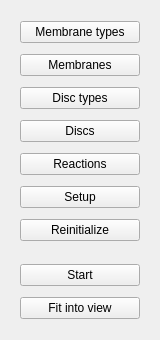
Before: the Qt Designer form src/lib/gui/widgets/SimulationControlWidget.ui in yannik131/Cell, drawn with Qt 5.
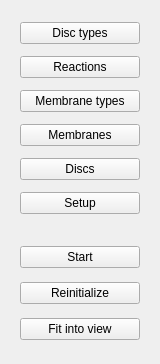
After: the same form once the commit is applied.

```diff
--- a/src/lib/gui/widgets/SimulationControlWidget.ui
+++ b/src/lib/gui/widgets/SimulationControlWidget.ui
@@ -7,7 +7,7 @@
     <x>0</x>
     <y>0</y>
     <width>160</width>
-    <height>340</height>
+    <height>364</height>
    </rect>
   </property>
   <property name="minimumSize">
@@ -28,13 +28,51 @@
      <property name="minimumSize">
       <size>
        <width>140</width>
-       <height>240</height>
+       <height>220</height>
       </size>
      </property>
      <layout class="QVBoxLayout" name="verticalLayout_2">
       <property name="spacing">
        <number>10</number>
       </property>
+      <item>
+       <widget class="QPushButton" name="discTypesPushButton">
+        <property name="minimumSize">
+         <size>
+          <width>120</width>
+          <height>0</height>
+         </size>
+        </property>
+        <property name="maximumSize">
+         <size>
+          <width>120</width>
+          <height>16777215</height>
+         </size>
+        </property>
+        <property name="text">
+         <string>Disc types</string>
+        </property>
+       </widget>
+      </item>
+      <item>
+       <widget class="QPushButton" name="reactionsPushButton">
+        <property name="minimumSize">
+         <size>
+          <width>120</width>
+          <height>0</height>
+         </size>
+        </property>
+        <property name="maximumSize">
+         <size>
+          <width>120</width>
+          <height>16777215</height>
+         </size>
+        </property>
+        <property name="text">
+         <string>Reactions</string>
+        </property>
+       </widget>
+      </item>
       <item>
        <widget class="QPushButton" name="membraneTypesPushButton">
         <property name="minimumSize">
@@ -73,25 +111,6 @@
         </property>
        </widget>
       </item>
-      <item>
-       <widget class="QPushButton" name="discTypesPushButton">
-        <property name="minimumSize">
-         <size>
-          <width>120</width>
-          <height>0</height>
-         </size>
-        </property>
-        <property name="maximumSize">
-         <size>
-          <width>120</width>
-          <height>16777215</height>
-         </size>
-        </property>
-        <property name="text">
-         <string>Disc types</string>
-        </property>
-       </widget>
-      </item>
       <item>
        <widget class="QPushButton" name="discsPushButton">
         <property name="minimumSize">
@@ -111,25 +130,6 @@
         </property>
        </widget>
       </item>
-      <item>
-       <widget class="QPushButton" name="reactionsPushButton">
-        <property name="minimumSize">
-         <size>
-          <width>120</width>
-          <height>0</height>
-         </size>
-        </property>
-        <property name="maximumSize">
-         <size>
-          <width>120</width>
-          <height>16777215</height>
-         </size>
-        </property>
-        <property name="text">
-         <string>Reactions</string>
-        </property>
-       </widget>
-      </item>
       <item>
        <widget class="QPushButton" name="setupPushButton">
         <property name="minimumSize">
@@ -149,25 +149,6 @@
         </property>
        </widget>
       </item>
-      <item>
-       <widget class="QPushButton" name="reinitializeButton">
-        <property name="minimumSize">
-         <size>
-          <width>120</width>
-          <height>0</height>
-         </size>
-        </property>
-        <property name="maximumSize">
-         <size>
-          <width>120</width>
-          <height>16777215</height>
-         </size>
-        </property>
-        <property name="text">
-         <string>Reinitialize</string>
-        </property>
-       </widget>
-      </item>
      </layout>
     </widget>
    </item>
@@ -176,7 +157,7 @@
      <property name="minimumSize">
       <size>
        <width>140</width>
-       <height>75</height>
+       <height>120</height>
       </size>
      </property>
      <layout class="QVBoxLayout" name="verticalLayout_3">
@@ -202,6 +183,25 @@
         </property>
        </widget>
       </item>
+      <item>
+       <widget class="QPushButton" name="reinitializeButton">
+        <property name="minimumSize">
+         <size>
+          <width>120</width>
+          <height>0</height>
+         </size>
+        </property>
+        <property name="maximumSize">
+         <size>
+          <width>120</width>
+          <height>16777215</height>
+         </size>
+        </property>
+        <property name="text">
+         <string>Reinitialize</string>
+        </property>
+       </widget>
+      </item>
       <item>
        <widget class="QPushButton" name="fitIntoViewButton">
         <property name="minimumSize">
```
